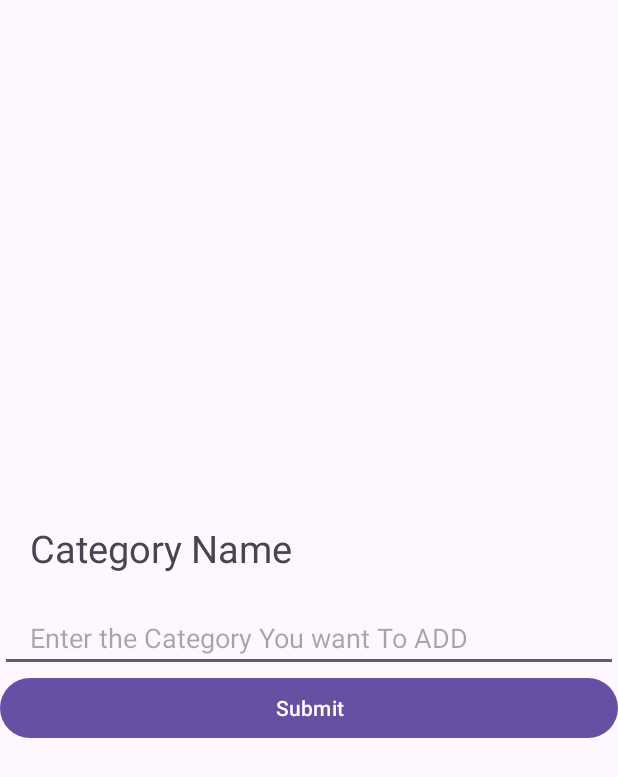
After one commit to rajibulkhan436/6w-kotlin-rs-expense-main-2, an Android app: the layout category_entry_dialog.xml on its own in the app's theme, with its tools: preview values and no code run, on a phone screen of 412 x 824 dp. The commit adds this screen. Shown: the top 777 px of the screen. Run offline under Robolectric (Android 15) with nearby library versions, the phone set to English and light mode, and no system bars; Roboto replaces fonts that are not available here.

Commit message:
category crud

```diff
--- /dev/null
+++ b/app/src/main/res/layout/category_entry_dialog.xml
@@ -0,0 +1,30 @@
+<?xml version="1.0" encoding="utf-8"?>
+<LinearLayout xmlns:android="http://schemas.android.com/apk/res/android"
+    android:layout_width="match_parent"
+    android:layout_height="match_parent"
+    android:orientation="vertical"
+    android:gravity="center"
+    >
+    <TextView
+        android:layout_width="match_parent"
+        android:layout_height="wrap_content"
+        android:text="Category Name"
+        android:padding="20dp"
+        android:textSize="25dp"
+        android:layout_gravity="center"
+/>
+    <EditText
+        android:layout_width="match_parent"
+        android:layout_height="wrap_content"
+        android:paddingLeft="20dp"
+        android:hint="Enter the Category You want To ADD"
+        android:id="@+id/etCategory"
+        />
+    <Button
+        android:layout_width="match_parent"
+        android:layout_height="wrap_content"
+        android:text="Submit"
+        android:id="@+id/btnSubmit"
+        />
+
+</LinearLayout>
--- a/app/src/main/res/navigation/nav_graph.xml
+++ b/app/src/main/res/navigation/nav_graph.xml
@@ -27,5 +27,10 @@
         android:name="com.rajibul.expensetracker.HistoryFragment"
         android:label="fragment_history"
         tools:layout="@layout/fragment_history" />
+    <fragment
+        android:id="@+id/creditFragment"
+        android:name="com.rajibul.expensetracker.CreditFragment"
+        android:label="fragment_credit"
+        tools:layout="@layout/fragment_credit" />
 
 </navigation>
```
Also changed, not shown: app/build.gradle (+8 -3 lines), app/src/main/java/com/rajibul/expensetracker/CreditFragment.kt (added, +122 -0 lines), app/src/main/java/com/rajibul/expensetracker/InputFragment.kt (+14 -1 lines), app/src/main/java/com/rajibul/expensetracker/categoryRecycler.kt (added, +29 -0 lines), app/src/main/java/com/rajibul/expensetracker/roomdatabase/CategoryEntity.kt (added, +11 -0 lines), app/src/main/java/com/rajibul/expensetracker/roomdatabase/ExpenseDao.kt (added, +17 -0 lines), app/src/main/java/com/rajibul/expensetracker/roomdatabase/ExpenseDatabase.kt (added, +28 -0 lines), app/src/main/java/com/rajibul/expensetracker/roomdatabase/ExpenseEntity.kt (added, +13 -0 lines), app/src/main/res/layout/fragment_credit.xml (added, +25 -0 lines), app/src/main/res/layout/fragment_input.xml (+4 -4 lines), app/src/main/res/layout/recycleritem.xml (added, +21 -0 lines).
